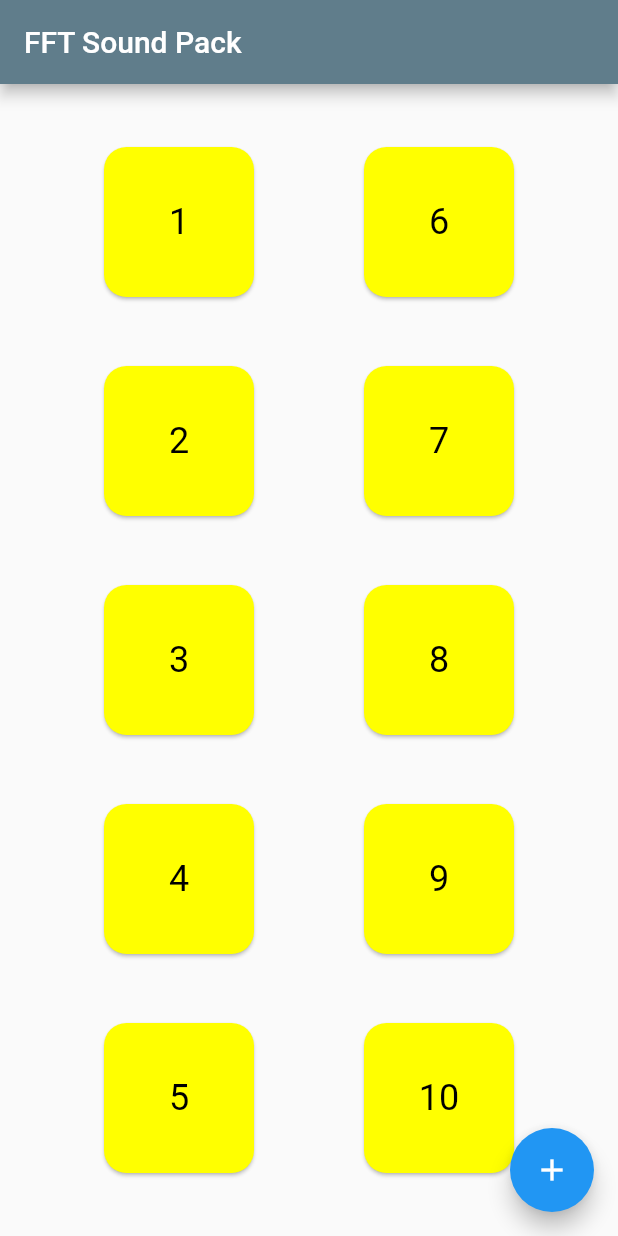
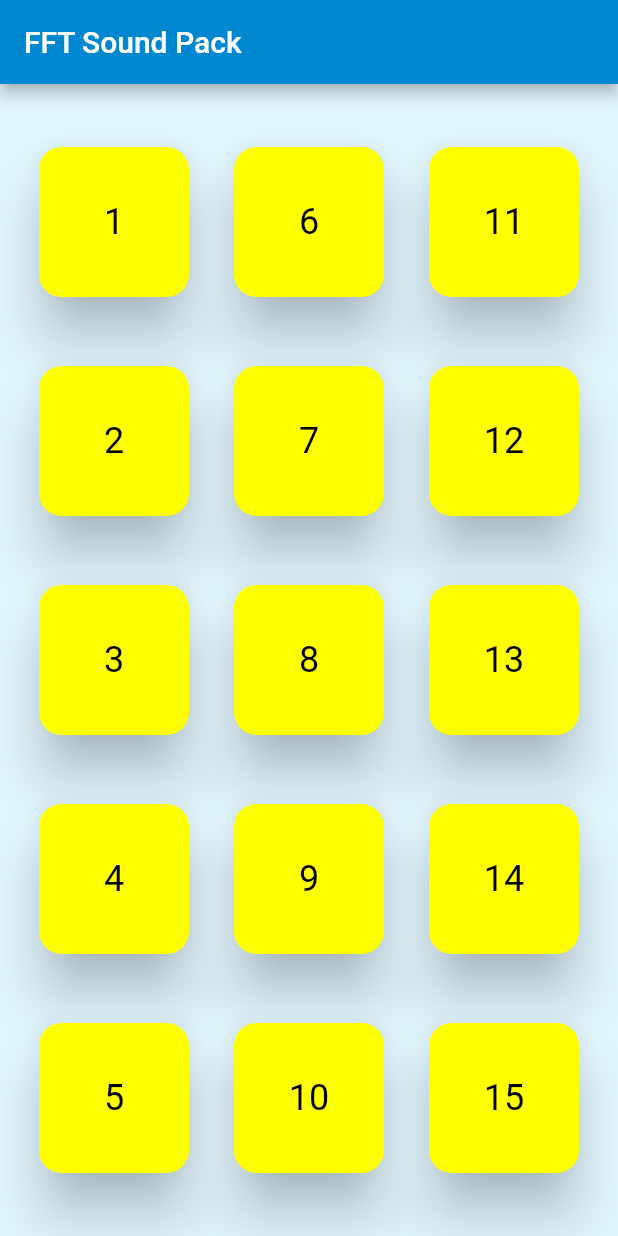
Before and after one commit to DaGree/FFT_SoundPack, a Flutter app: the screen it shows after launch, on a phone screen of 412 x 824 dp. Run offline on Flutter 3.47's test engine with Material 2 defaults, Android fonts, the phone set to English and light mode, and no system bars.

Commit message:
flutter_demo Adding third column and active card on a Tap

```diff
--- a/fft_sound_pack/lib/main.dart
+++ b/fft_sound_pack/lib/main.dart
@@ -69,8 +69,9 @@ class _MyHomePageState extends State<MyHomePage> {
     // fast, so that you can just rebuild anything that needs updating rather
     // than having to individually change instances of widgets.
     return Scaffold(
+      backgroundColor: Colors.lightBlue[50],
       appBar: AppBar(
-        backgroundColor: Colors.blueGrey,
+        backgroundColor: Colors.lightBlue[700],
         // Here we take the value from the MyHomePage object that was created by
         // the App.build method, and use it to set our appbar title.
         title: Text(widget.title),
@@ -84,10 +85,15 @@ class _MyHomePageState extends State<MyHomePage> {
             crossAxisAlignment: CrossAxisAlignment.start,
             children: [
               Card(
+                elevation: 15.0,
                 shape: RoundedRectangleBorder(
                     borderRadius: BorderRadius.all(Radius.circular(15))),
                 //margin: EdgeInsetsGeometry.infinity,
                 color: Colors.yellowAccent,
+                child: GestureDetector(
+                  onTap: () {
+                    print("Card 1 is active");
+                  },
                   child: Container(
                     width: 100.0,
                     height: 100.0,
@@ -99,7 +105,9 @@ class _MyHomePageState extends State<MyHomePage> {
                     ),
                   ),
                 ),
+              ),
               Card(
+                elevation: 15.0,
                 shape: RoundedRectangleBorder(
                     borderRadius: BorderRadius.all(Radius.circular(15))),
                 //margin: EdgeInsetsGeometry.infinity,
@@ -116,6 +124,7 @@ class _MyHomePageState extends State<MyHomePage> {
                 ),
               ),
               Card(
+                elevation: 15.0,
                 shape: RoundedRectangleBorder(
                     borderRadius: BorderRadius.all(Radius.circular(15))),
                 //margin: EdgeInsetsGeometry.infinity,
@@ -132,6 +141,7 @@ class _MyHomePageState extends State<MyHomePage> {
                 ),
               ),
               Card(
+                elevation: 15.0,
                 shape: RoundedRectangleBorder(
                     borderRadius: BorderRadius.all(Radius.circular(15))),
                 //margin: EdgeInsetsGeometry.infinity,
@@ -148,6 +158,7 @@ class _MyHomePageState extends State<MyHomePage> {
                 ),
               ),
               Card(
+                elevation: 15.0,
                 shape: RoundedRectangleBorder(
                     borderRadius: BorderRadius.all(Radius.circular(15))),
                 //margin: EdgeInsetsGeometry.infinity,
@@ -170,6 +181,7 @@ class _MyHomePageState extends State<MyHomePage> {
             crossAxisAlignment: CrossAxisAlignment.start,
             children: [
               Card(
+                elevation: 15.0,
                 shape: RoundedRectangleBorder(
                     borderRadius: BorderRadius.all(Radius.circular(15))),
                 //margin: EdgeInsetsGeometry.infinity,
@@ -186,6 +198,7 @@ class _MyHomePageState extends State<MyHomePage> {
                 ),
               ),
               Card(
+                elevation: 15.0,
                 shape: RoundedRectangleBorder(
                     borderRadius: BorderRadius.all(Radius.circular(15))),
                 //margin: EdgeInsetsGeometry.infinity,
@@ -202,6 +215,7 @@ class _MyHomePageState extends State<MyHomePage> {
                 ),
               ),
               Card(
+                elevation: 15.0,
                 shape: RoundedRectangleBorder(
                     borderRadius: BorderRadius.all(Radius.circular(15))),
                 //margin: EdgeInsetsGeometry.infinity,
@@ -218,6 +232,7 @@ class _MyHomePageState extends State<MyHomePage> {
                 ),
               ),
               Card(
+                elevation: 15.0,
                 shape: RoundedRectangleBorder(
                     borderRadius: BorderRadius.all(Radius.circular(15))),
                 //margin: EdgeInsetsGeometry.infinity,
@@ -234,6 +249,7 @@ class _MyHomePageState extends State<MyHomePage> {
                 ),
               ),
               Card(
+                elevation: 15.0,
                 shape: RoundedRectangleBorder(
                     borderRadius: BorderRadius.all(Radius.circular(15))),
                 //margin: EdgeInsetsGeometry.infinity,
@@ -251,13 +267,99 @@ class _MyHomePageState extends State<MyHomePage> {
               ),
             ],
           ),
+          Column(
+            mainAxisAlignment: MainAxisAlignment.spaceEvenly,
+            crossAxisAlignment: CrossAxisAlignment.start,
+            children: [
+              Card(
+                elevation: 15.0,
+                shape: RoundedRectangleBorder(
+                    borderRadius: BorderRadius.all(Radius.circular(15))),
+                //margin: EdgeInsetsGeometry.infinity,
+                color: Colors.yellowAccent,
+                child: Container(
+                  width: 100.0,
+                  height: 100.0,
+                  alignment: Alignment.center,
+                  child: Text(
+                    "11",
+                    style: TextStyle(fontSize: 24.0, color: Colors.black),
+                    textAlign: TextAlign.center,
+                  ),
+                ),
+              ),
+              Card(
+                elevation: 15.0,
+                shape: RoundedRectangleBorder(
+                    borderRadius: BorderRadius.all(Radius.circular(15))),
+                //margin: EdgeInsetsGeometry.infinity,
+                color: Colors.yellowAccent,
+                child: Container(
+                  width: 100.0,
+                  height: 100.0,
+                  alignment: Alignment.center,
+                  child: Text(
+                    "12",
+                    style: TextStyle(fontSize: 24.0, color: Colors.black),
+                    textAlign: TextAlign.center,
+                  ),
+                ),
+              ),
+              Card(
+                elevation: 15.0,
+                shape: RoundedRectangleBorder(
+                    borderRadius: BorderRadius.all(Radius.circular(15))),
+                //margin: EdgeInsetsGeometry.infinity,
+                color: Colors.yellowAccent,
+                child: Container(
+                  width: 100.0,
+                  height: 100.0,
+                  alignment: Alignment.center,
+                  child: Text(
+                    "13",
+                    style: TextStyle(fontSize: 24.0, color: Colors.black),
+                    textAlign: TextAlign.center,
+                  ),
+                ),
+              ),
+              Card(
+                elevation: 15.0,
+                shape: RoundedRectangleBorder(
+                    borderRadius: BorderRadius.all(Radius.circular(15))),
+                //margin: EdgeInsetsGeometry.infinity,
+                color: Colors.yellowAccent,
+                child: Container(
+                  width: 100.0,
+                  height: 100.0,
+                  alignment: Alignment.center,
+                  child: Text(
+                    "14",
+                    style: TextStyle(fontSize: 24.0, color: Colors.black),
+                    textAlign: TextAlign.center,
+                  ),
+                ),
+              ),
+              Card(
+                elevation: 15.0,
+                shape: RoundedRectangleBorder(
+                    borderRadius: BorderRadius.all(Radius.circular(15))),
+                //margin: EdgeInsetsGeometry.infinity,
+                color: Colors.yellowAccent,
+                child: Container(
+                  width: 100.0,
+                  height: 100.0,
+                  alignment: Alignment.center,
+                  child: Text(
+                    "15",
+                    style: TextStyle(fontSize: 24.0, color: Colors.black),
+                    textAlign: TextAlign.center,
+                  ),
+                ),
+              ),
             ],
           ),
-      floatingActionButton: FloatingActionButton(
-        onPressed: _incrementCounter,
-        tooltip: 'Increment',
-        child: Icon(Icons.add),
-      ), // This trailing comma makes auto-formatting nicer for build methods.
+        ],
+      ),
     );
   }
 }
```
Lines whose indentation alone changed are shown as unchanged.
